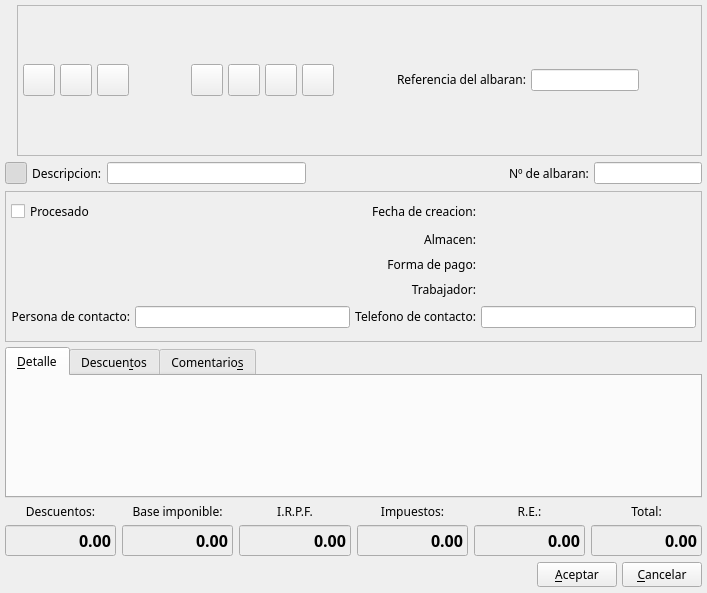
Before: the Qt Designer form bulmages/bulmafact/src/albaranclientebase.ui in eboladev/Bulmages-1, drawn with Qt 5.
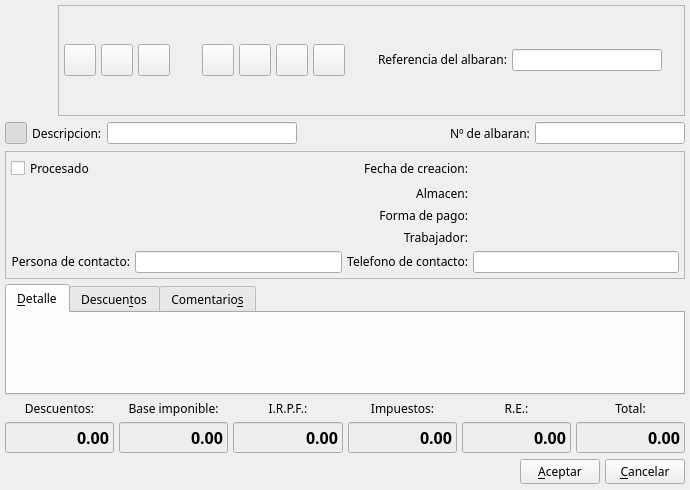
After: the same form once the commit is applied. Icons and pictures are not drawn. Custom widgets are drawn as their Qt base class.

Commit message: Corregido bug #60 y revision otras ventanas.

```diff
--- a/bulmages/bulmafact/src/albaranclientebase.ui
+++ b/bulmages/bulmafact/src/albaranclientebase.ui
@@ -5,8 +5,8 @@
    <rect>
     <x>0</x>
     <y>0</y>
-    <width>707</width>
-    <height>593</height>
+    <width>690</width>
+    <height>490</height>
    </rect>
   </property>
   <property name="windowTitle" >
@@ -40,6 +40,12 @@
          <verstretch>0</verstretch>
         </sizepolicy>
        </property>
+       <property name="minimumSize" >
+        <size>
+         <width>48</width>
+         <height>48</height>
+        </size>
+       </property>
        <property name="maximumSize" >
         <size>
          <width>48</width>
@@ -107,7 +113,14 @@
          </spacer>
         </item>
         <item row="0" column="10" >
-         <widget class="BusquedaReferencia" name="m_refalbaran" />
+         <widget class="BusquedaReferencia" name="m_refalbaran" >
+          <property name="minimumSize" >
+           <size>
+            <width>150</width>
+            <height>0</height>
+           </size>
+          </property>
+         </widget>
         </item>
         <item row="0" column="9" >
          <widget class="QLabel" name="label5" >
@@ -530,6 +543,12 @@
          <verstretch>0</verstretch>
         </sizepolicy>
        </property>
+       <property name="minimumSize" >
+        <size>
+         <width>150</width>
+         <height>0</height>
+        </size>
+       </property>
       </widget>
      </item>
     </layout>
@@ -955,7 +974,7 @@
       <number>0</number>
      </property>
      <property name="spacing" >
-      <number>6</number>
+      <number>5</number>
      </property>
      <item>
       <layout class="QVBoxLayout" >
@@ -1202,7 +1221,7 @@
           </font>
          </property>
          <property name="text" >
-          <string>I.R.P.F.</string>
+          <string>I.R.P.F.:</string>
          </property>
          <property name="alignment" >
           <set>Qt::AlignCenter</set>
@@ -1670,6 +1689,11 @@
  </widget>
  <layoutdefault spacing="2" margin="2" />
  <customwidgets>
+  <customwidget>
+   <class>BusquedaReferencia</class>
+   <extends>QLineEdit</extends>
+   <header>busquedareferencia.h</header>
+  </customwidget>
   <customwidget>
    <class>ListDescuentoAlbaranClienteView</class>
    <extends>QWidget</extends>
@@ -1705,11 +1729,6 @@
    <extends>QWidget</extends>
    <header>../../../bulmalib/busquedafecha.h</header>
   </customwidget>
-  <customwidget>
-   <class>BusquedaReferencia</class>
-   <extends>QLineEdit</extends>
-   <header>busquedareferencia.h</header>
-  </customwidget>
  </customwidgets>
  <resources>
   <include location="../../bulmages.qrc" />
```
Left out of the diff: 12 changed lines with no effect on the pictures. The commit also changes 6 other files.
